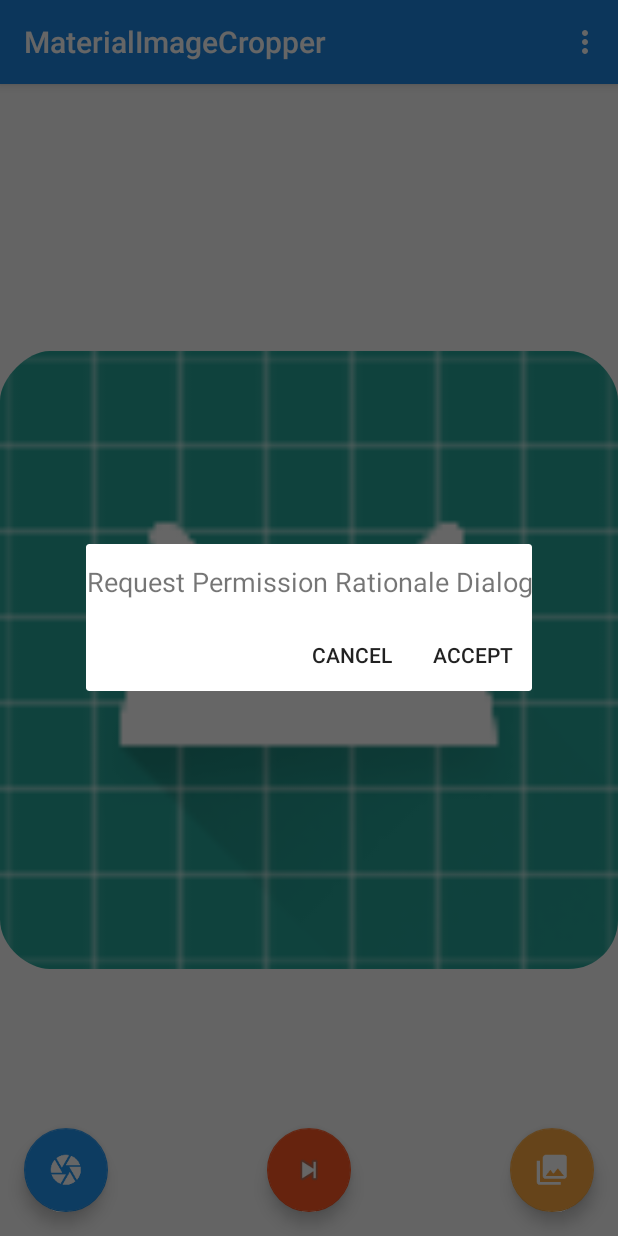
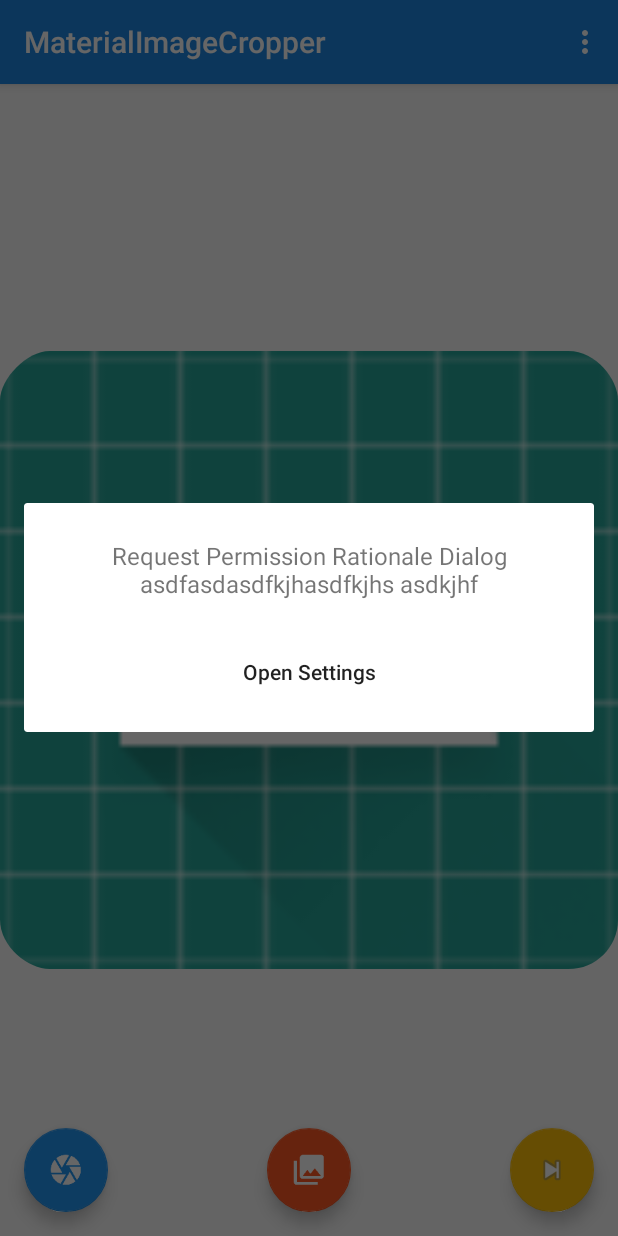
Before and after one commit to CarlitosDroid/android-ImageCropperView, an Android app: the fragment AppSettingsDialogFragment placed in its activity, on a phone screen of 412 x 824 dp. Run offline under Robolectric (Android 15) with nearby library versions, the light colour scheme and no system bars; pictures from the network do not load; 1 statement that could not run was skipped.

Commit message:
feat(main): Update logic of permissions :art:

```diff
--- a/app/build.gradle
+++ b/app/build.gradle
@@ -12,7 +12,7 @@ android {
         }
     }
     compileSdkVersion 26
-    buildToolsVersion '26.0.2'
+    buildToolsVersion '27.0.3'
     defaultConfig {
         applicationId "com.spidev.mandarinfish"
         minSdkVersion 16
--- a/app/src/main/AndroidManifest.xml
+++ b/app/src/main/AndroidManifest.xml
@@ -2,6 +2,7 @@
 <manifest xmlns:android="http://schemas.android.com/apk/res/android"
     package="com.spidev.mandarinfish">
 
+    <uses-permission android:name="android.permission.READ_EXTERNAL_STORAGE" />
     <uses-permission android:name="android.permission.WRITE_EXTERNAL_STORAGE" />
 
     <uses-feature
--- a/app/src/main/java/com/spidev/mandarinfish/fragments/CameraDialogFragment.kt
+++ b/app/src/main/java/com/spidev/mandarinfish/fragments/AppSettingsDialogFragment.kt
@@ -14,13 +14,13 @@ import kotlinx.android.synthetic.main.dialog_fragment_camera.*
  * Created by Carlos Leonardo Camilo Vargas Huamán on 9/26/17.
  *
  */
-class CameraDialogFragment : DialogFragment() {
+class AppSettingsDialogFragment : DialogFragment() {
 
-    var onCameraRationaleListener : OnCameraRationaleListener? = null
+    var onCameraRationaleListener: OnCameraRationaleListener? = null
 
     override fun onAttach(context: Context?) {
         super.onAttach(context)
-        if(context is Activity){
+        if (context is Activity) {
             onCameraRationaleListener = activity as? OnCameraRationaleListener
         }
     }
@@ -30,24 +30,31 @@ class CameraDialogFragment : DialogFragment() {
         super.onDetach()
     }
 
+    /*override fun onCreate(savedInstanceState: Bundle?) {
+        super.onCreate(savedInstanceState)
+
+        labelPosition = arguments.getInt("labelPosition")
+        labelName = arguments.getString("labelName")
+    }*/
+
+
     override fun onCreateView(inflater: LayoutInflater?, container: ViewGroup?, savedInstanceState: Bundle?): View? {
         return inflater?.inflate(R.layout.dialog_fragment_camera, container, false)
     }
 
     override fun onViewCreated(view: View?, savedInstanceState: Bundle?) {
-        btnAccept.setOnClickListener{ _ ->
+
+        tvTitle.text = getString(R.string.open_settings_tap_permissions, arguments.getString("title"))
+
+        btnAccept.setOnClickListener { _ ->
             dialog.dismiss()
             onCameraRationaleListener?.onAccept()
-        }
-
-        btnCancel.setOnClickListener { _ ->
-            dialog.dismiss()
         }
     }
 
     companion object {
-        fun newInstance(title: String): CameraDialogFragment {
-            val cameraDialogFragment = CameraDialogFragment()
+        fun newInstance(title: String): AppSettingsDialogFragment {
+            val cameraDialogFragment = AppSettingsDialogFragment()
             val bundle = Bundle()
             bundle.putString("title", title)
             cameraDialogFragment.arguments = bundle
--- a/app/src/main/res/layout/activity_main.xml
+++ b/app/src/main/res/layout/activity_main.xml
@@ -34,22 +34,23 @@
         app:srcCompat="@drawable/ic_camera_white_36dp" />
 
     <android.support.design.widget.FloatingActionButton
-        android:id="@+id/fabNextActivity"
-        android:layout_width="match_parent"
+        android:id="@+id/fabGallery"
+        android:layout_width="wrap_content"
         android:layout_height="wrap_content"
+        android:layout_gravity="bottom|center"
         android:layout_margin="16dp"
-        android:clickable="true"
         app:backgroundTint="@color/md_deep_orange_500"
         app:layout_anchor="@+id/include"
         app:layout_anchorGravity="bottom|center"
-        app:srcCompat="@android:drawable/ic_media_next" />
+        app:srcCompat="@drawable/ic_collections_white_36dp" />
 
     <android.support.design.widget.FloatingActionButton
-        android:id="@+id/fabGallery"
+        android:id="@+id/fabNextActivity"
         android:layout_width="wrap_content"
         android:layout_height="wrap_content"
         android:layout_gravity="bottom|end"
         android:layout_margin="@dimen/fab_margin"
-        app:srcCompat="@drawable/ic_collections_white_36dp" />
+        app:backgroundTint="@color/md_amber_500"
+        app:srcCompat="@android:drawable/ic_media_next" />
 
 </android.support.design.widget.CoordinatorLayout>
--- a/app/src/main/res/layout/dialog_fragment_camera.xml
+++ b/app/src/main/res/layout/dialog_fragment_camera.xml
@@ -1,37 +1,41 @@
 <?xml version="1.0" encoding="utf-8"?>
-<LinearLayout xmlns:android="http://schemas.android.com/apk/res/android"
+<android.support.constraint.ConstraintLayout xmlns:android="http://schemas.android.com/apk/res/android"
+    xmlns:app="http://schemas.android.com/apk/res-auto"
+    xmlns:tools="http://schemas.android.com/tools"
     android:layout_width="match_parent"
-    android:layout_height="wrap_content"
-    android:orientation="vertical">
+    android:layout_height="150dp"
+    android:padding="8dp"
+    tools:layout_editor_absoluteY="25dp">
 
     <TextView
-        android:id="@+id/lblTitle"
-        android:layout_width="match_parent"
-        android:layout_height="50dp"
-        android:gravity="center"
-        android:text="Request Permission Rationale Dialog"
-        android:textSize="18sp" />
-
-    <LinearLayout
+        android:id="@+id/tvTitle"
         android:layout_width="match_parent"
         android:layout_height="wrap_content"
-        android:gravity="right"
-        android:orientation="horizontal">
+        android:layout_marginEnd="8dp"
+        android:layout_marginStart="8dp"
+        android:layout_marginTop="16dp"
+        android:gravity="center"
+        android:text="Request Permission Rationale Dialog asdfasdasdfkjhasdfkjhs asdkjhf"
+        android:textSize="16sp"
+        app:layout_constraintEnd_toEndOf="parent"
+        app:layout_constraintHorizontal_bias="1.0"
+        app:layout_constraintStart_toStartOf="parent"
+        app:layout_constraintTop_toTopOf="parent" />
 
-        <Button
-            android:id="@+id/btnCancel"
-            android:layout_width="80dp"
-            android:layout_height="wrap_content"
-            android:background="?attr/selectableItemBackground"
-            android:text="Cancel" />
+    <Button
+        android:id="@+id/btnAccept"
+        android:layout_width="wrap_content"
+        android:layout_height="wrap_content"
+        android:layout_marginBottom="8dp"
+        android:layout_marginTop="24dp"
+        android:background="?attr/selectableItemBackground"
+        android:gravity="center"
+        android:text="Open Settings"
+        android:textAllCaps="false"
+        app:layout_constraintBottom_toBottomOf="parent"
+        app:layout_constraintEnd_toEndOf="@+id/tvTitle"
+        app:layout_constraintStart_toStartOf="@+id/tvTitle"
+        app:layout_constraintTop_toBottomOf="@+id/tvTitle"
+        app:layout_constraintVertical_bias="0.45" />
 
-        <Button
-            android:id="@+id/btnAccept"
-            android:layout_width="80dp"
-            android:layout_height="wrap_content"
-            android:background="?attr/selectableItemBackground"
-            android:text="Accept" />
-
-    </LinearLayout>
-
-</LinearLayout>
+</android.support.constraint.ConstraintLayout>
--- a/app/src/main/res/values/colors.xml
+++ b/app/src/main/res/values/colors.xml
@@ -250,7 +250,7 @@
     <color name="md_amber_200">#FFE082</color>
     <color name="md_amber_300">#FFD54F</color>
     <color name="md_amber_400">#FFCA28</color>
-    <color name="md_amber_500">#FFC107</color>
+    <color name="md_amber_500">#ffc107</color>
     <color name="md_amber_600">#FFB300</color>
     <color name="md_amber_700">#FFA000</color>
     <color name="md_amber_800">#FF8F00</color>
--- a/app/src/main/res/values/strings.xml
+++ b/app/src/main/res/values/strings.xml
@@ -6,4 +6,5 @@
     <string name="title_activity_material_image_cropper">MaterialImageCropperActivity</string>
     <string name="material_image_cropper_content_description">A simple view</string>
     <string name="title_activity_test">TestActivity</string>
+    <string name="open_settings_tap_permissions">Open Settings, then tap Permissions and turn on %1$s.</string>
 </resources>
--- a/materialimagecropper/build.gradle
+++ b/materialimagecropper/build.gradle
@@ -3,7 +3,7 @@ apply plugin: 'kotlin-android'
 
 android {
     compileSdkVersion 26
-    buildToolsVersion '26.0.2'
+    buildToolsVersion '27.0.3'
 
 
     defaultConfig {
```
Also changed, not shown: app/src/main/java/com/spidev/mandarinfish/activities/MainActivity.kt (+89 -44 lines).
